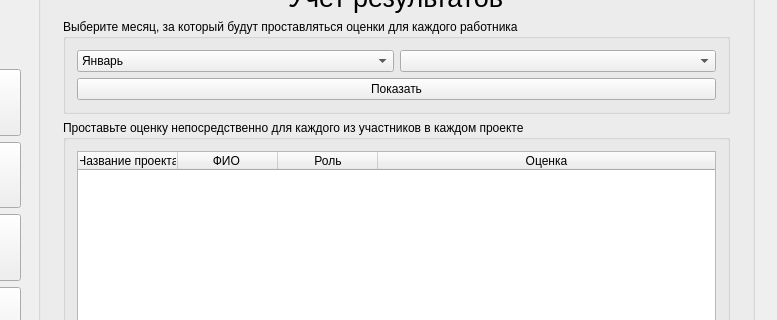
a-mihaylov/salary, file salary/salary.ui: the form before one commit; both pictures show x 207 to 984 and y 85 to 405 of the 984 by 567 pixel window.
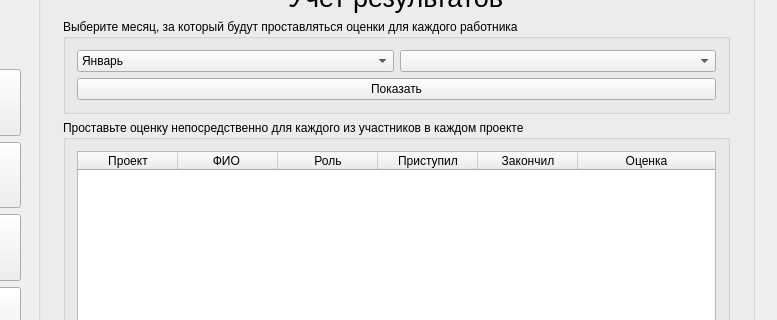
The form after the commit.

Patch:
```diff
--- a/salary/salary.ui
+++ b/salary/salary.ui
@@ -1290,7 +1290,7 @@
                   <string>Проставьте оценку непосредственно для каждого из участников в каждом проекте</string>
                  </property>
                  <layout class="QGridLayout" name="gridLayout_16">
-                  <item row="0" column="0">
+                  <item row="1" column="0">
                    <widget class="QTableWidget" name="accounting_table">
                     <property name="sizePolicy">
                      <sizepolicy hsizetype="Expanding" vsizetype="Expanding">
@@ -1312,7 +1312,7 @@
                     </attribute>
                     <column>
                      <property name="text">
-                      <string>Название проекта</string>
+                      <string>Проект</string>
                      </property>
                     </column>
                     <column>
@@ -1325,6 +1325,16 @@
                       <string>Роль</string>
                      </property>
                     </column>
+                    <column>
+                     <property name="text">
+                      <string>Приступил</string>
+                     </property>
+                    </column>
+                    <column>
+                     <property name="text">
+                      <string>Закончил</string>
+                     </property>
+                    </column>
                     <column>
                      <property name="text">
                       <string>Оценка</string>
```
